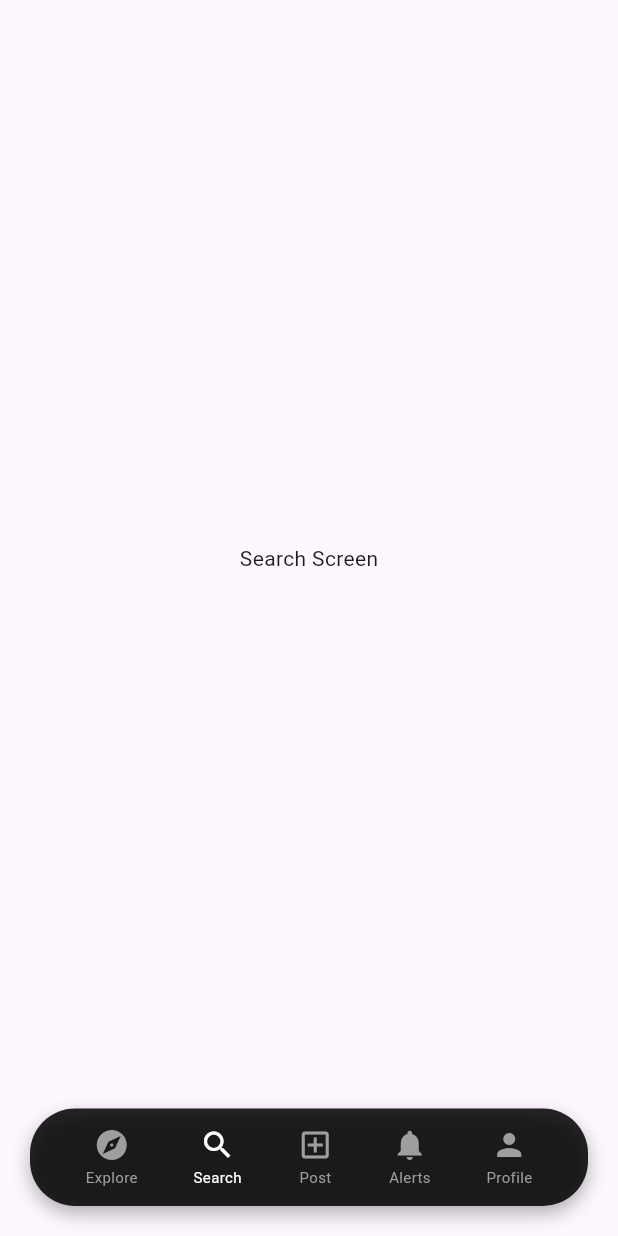
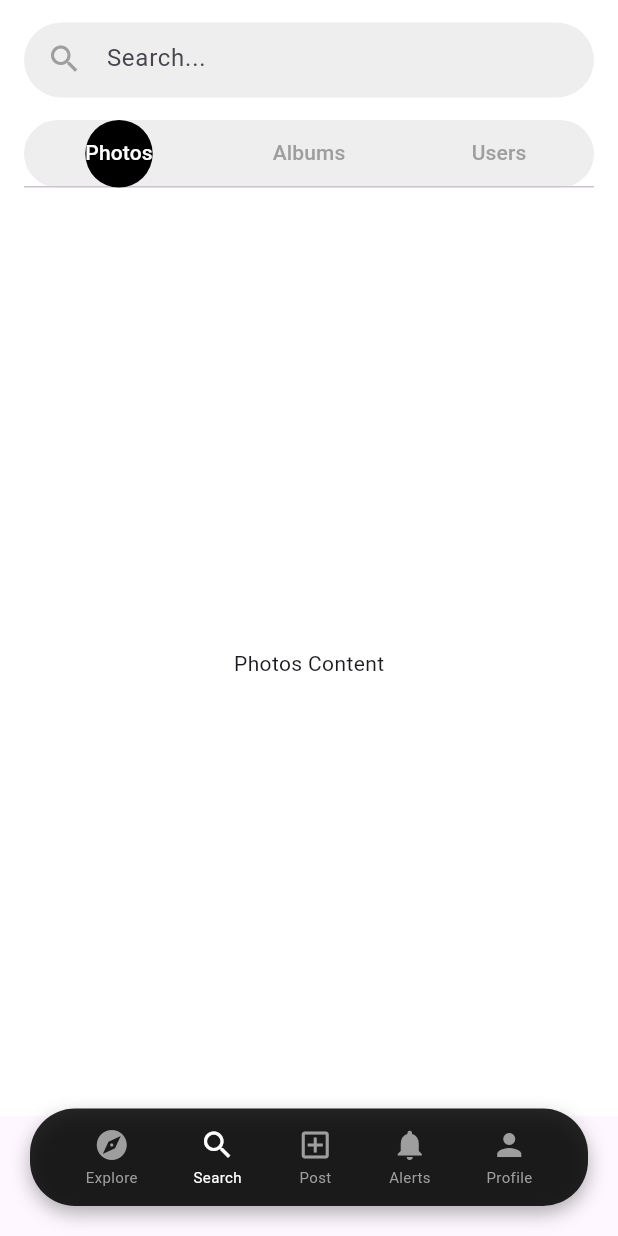
Before and after one commit to mahsaarp/Mora, a Flutter app: the screen it shows after launch, item 2 of the bottom bar chosen, on a phone screen of 412 x 824 dp. Run offline on Flutter 3.47's test engine with Material 3 defaults, Android fonts, the phone set to English and light mode, and no system bars.

Commit message:
added search screen

```diff
--- a/frontend/lib/screens/main_screen.dart
+++ b/frontend/lib/screens/main_screen.dart
@@ -1,4 +1,6 @@
 import 'package:flutter/material.dart';
+import 'package:mora/screens/search_screen.dart';
+
 
 class MainScreen extends StatefulWidget {
   const MainScreen({super.key});
@@ -12,7 +14,7 @@ class _MainScreenState extends State<MainScreen> {
 
   final List<Widget> _screens = [
     const Center(child: Text("Explore Screen")),
-    const Center(child: Text("Search Screen")),
+    const SearchScreen(),
     const Center(child: Text("Create Post Screen")),
     const Center(child: Text("Notifications Screen")),
     const Center(child: Text("Profile Screen")),
--- /dev/null
+++ b/frontend/lib/screens/search_screen.dart
@@ -0,0 +1,69 @@
+import 'package:flutter/material.dart';
+
+class SearchScreen extends StatelessWidget {
+  const SearchScreen({super.key});
+
+  @override
+  Widget build(BuildContext context) {
+    return DefaultTabController(
+      length: 3,
+      child: Scaffold(
+        backgroundColor: Colors.white,
+        appBar: AppBar(
+          backgroundColor: Colors.white,
+          elevation: 0,
+          toolbarHeight: 140,
+          title: Column(
+            children: [
+              Container(
+                height: 50,
+                padding: const EdgeInsets.symmetric(horizontal: 15),
+                decoration: BoxDecoration(
+                  color: Colors.grey[200],
+                  borderRadius: BorderRadius.circular(25),
+                ),
+                child: const TextField(
+                  decoration: InputDecoration(
+                    hintText: "Search...",
+                    border: InputBorder.none,
+                    icon: Icon(Icons.search, color: Colors.grey),
+                  ),
+                ),
+              ),
+              const SizedBox(height: 15),
+
+              Container(
+                height: 45,
+                decoration: BoxDecoration(
+                  color: Colors.grey[200],
+                  borderRadius: BorderRadius.circular(25),
+                ),
+                child: TabBar(
+                  indicator: BoxDecoration(
+                    color: Colors.black,
+                    borderRadius: BorderRadius.circular(25),
+                  ),
+                  labelColor: Colors.white,
+                  unselectedLabelColor: Colors.grey,
+                  tabs: const [
+                    Tab(text: "Photos"),
+                    Tab(text: "Albums"),
+                    Tab(text: "Users"),
+                  ],
+                ),
+              ),
+            ],
+          ),
+        ),
+
+        body: const TabBarView(
+          children: [
+            Center(child: Text("Photos Content")),
+            Center(child: Text("Albums Content")),
+            Center(child: Text("Users Content")),
+          ],
+        ),
+      ),
+    );
+  }
+}
```
